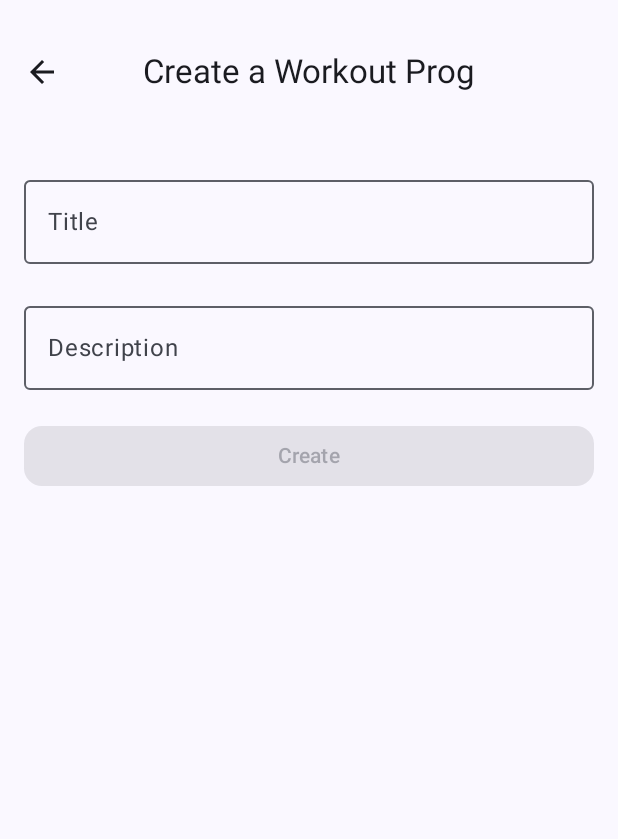
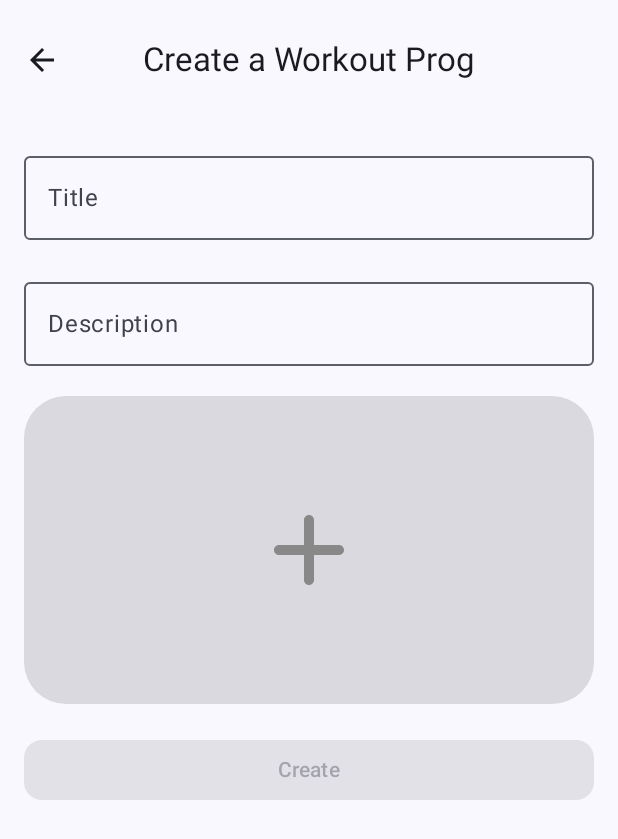
Before and after one commit to VeaceslavCucicovschii/Trainy_MVP, an Android app built with Jetpack Compose: the screen it shows after launch (MainActivity), after a tap on "Create a Workout Prog", on a phone screen of 412 x 824 dp. Shown: the top 839 px of the screen. Run offline under Robolectric (Android 15) with nearby library versions, the phone set to English and light mode, and no system bars; our stand-ins replace Room's generated code.

Commit message:
Added relationship one-to-many Item as one and ExerciseImage as many

```diff
--- a/app/build.gradle.kts
+++ b/app/build.gradle.kts
@@ -61,6 +61,8 @@ dependencies {
 
     implementation(libs.androidx.core.ktx)
     implementation(libs.androidx.lifecycle.runtime.ktx)
+    implementation(libs.activity)
+    implementation(libs.fragment)
     implementation(libs.androidx.activity.compose)
     implementation(platform(libs.androidx.compose.bom))
     implementation(libs.androidx.ui)
--- a/app/src/main/java/com/example/trainymvp/TrainyApp.kt
+++ b/app/src/main/java/com/example/trainymvp/TrainyApp.kt
@@ -12,10 +12,14 @@ import androidx.compose.material3.Text
 import androidx.compose.material3.TopAppBarScrollBehavior
 import androidx.compose.runtime.Composable
 import androidx.compose.ui.Modifier
+import androidx.compose.ui.graphics.Color
 import androidx.compose.ui.res.dimensionResource
 import androidx.compose.ui.res.stringResource
+import androidx.compose.ui.unit.dp
+import androidx.compose.ui.unit.em
 import androidx.navigation.NavHostController
 import androidx.navigation.compose.rememberNavController
+import com.example.compose.backgroundDark
 import com.example.trainymvp.navigation.TrainyNavHost
 
 /**
@@ -45,7 +49,8 @@ fun TrainyTopAppBar(
                 style = MaterialTheme.typography.titleLarge
             )
         },
-        modifier = modifier.padding(vertical = dimensionResource(id = R.dimen.padding_medium)),
+        expandedHeight = 80.dp,
+        modifier = modifier,
         scrollBehavior = scrollBehavior,
         navigationIcon = {
             if (canNavigateBack) {
--- a/app/src/main/java/com/example/trainymvp/data/ExerciseImageDao.kt
+++ b/app/src/main/java/com/example/trainymvp/data/ExerciseImageDao.kt
@@ -5,15 +5,16 @@ import androidx.room.Delete
 import androidx.room.Insert
 import androidx.room.OnConflictStrategy
 import androidx.room.Query
+import androidx.room.Transaction
 import androidx.room.Update
 import kotlinx.coroutines.flow.Flow
 
 @Dao
 interface ExerciseImageDao {
-    @Query("SELECT * from exercise_image ORDER BY item_id ASC")
+    @Query("SELECT * FROM exercise_image ORDER BY item_id ASC")
     fun getAllExerciseImage(): Flow<List<ExerciseImage>>
 
-    @Query("SELECT * from exercise_image WHERE exercise_image_id = :id")
+    @Query("SELECT * FROM exercise_image WHERE exercise_image_id = :id")
     fun getExerciseImage(id: Int): Flow<ExerciseImage>
 
     @Insert(onConflict = OnConflictStrategy.IGNORE)
@@ -24,4 +25,8 @@ interface ExerciseImageDao {
 
     @Delete
     suspend fun delete(exerciseImage: ExerciseImage)
+
+    @Transaction
+    @Query("SELECT * FROM items")
+    fun getWorkoutProgram(): Flow<List<WorkoutProgram>>
 }
--- a/app/src/main/java/com/example/trainymvp/data/ExerciseImageRepository.kt
+++ b/app/src/main/java/com/example/trainymvp/data/ExerciseImageRepository.kt
@@ -8,4 +8,5 @@ interface ExerciseImageRepository {
     suspend fun insertExerciseImage(exerciseImage: ExerciseImage)
     suspend fun deleteExerciseImage(exerciseImage: ExerciseImage)
     suspend fun updateExerciseImage(exerciseImage: ExerciseImage)
+    fun getWorkoutProgram(): Flow<List<WorkoutProgram>>
 }
--- a/app/src/main/java/com/example/trainymvp/data/ItemDao.kt
+++ b/app/src/main/java/com/example/trainymvp/data/ItemDao.kt
@@ -10,10 +10,10 @@ import kotlinx.coroutines.flow.Flow
 
 @Dao
 interface ItemDao {
-    @Query("SELECT * from items ORDER BY title ASC")
+    @Query("SELECT * FROM items ORDER BY title ASC")
     fun getAllItems(): Flow<List<Item>>
 
-    @Query("SELECT * from items WHERE item_id = :id")
+    @Query("SELECT * FROM items WHERE item_id = :id")
     fun getItem(id: Int): Flow<Item>
 
     @Insert(onConflict = OnConflictStrategy.IGNORE)
--- a/app/src/main/java/com/example/trainymvp/data/OfflineExerciseImageRepository.kt
+++ b/app/src/main/java/com/example/trainymvp/data/OfflineExerciseImageRepository.kt
@@ -8,4 +8,5 @@ class OfflineExerciseImageRepository(private val ExerciseImageDao: ExerciseImage
     override suspend fun insertExerciseImage(exerciseImage: ExerciseImage) = ExerciseImageDao.insert(exerciseImage)
     override suspend fun deleteExerciseImage(exerciseImage: ExerciseImage) = ExerciseImageDao.delete(exerciseImage)
     override suspend fun updateExerciseImage(exerciseImage: ExerciseImage) = ExerciseImageDao.update(exerciseImage)
+    override fun getWorkoutProgram(): Flow<List<WorkoutProgram>> = ExerciseImageDao.getWorkoutProgram()
 }
--- a/app/src/main/java/com/example/trainymvp/navigation/TrainyNavGraph.kt
+++ b/app/src/main/java/com/example/trainymvp/navigation/TrainyNavGraph.kt
@@ -2,7 +2,6 @@ package com.example.trainymvp.navigation
 
 import androidx.compose.runtime.Composable
 import androidx.compose.ui.Modifier
-import androidx.navigation.NavController
 import androidx.navigation.NavHostController
 import androidx.navigation.compose.NavHost
 import androidx.navigation.compose.composable
--- a/app/src/main/java/com/example/trainymvp/ui/home/HomeScreen.kt
+++ b/app/src/main/java/com/example/trainymvp/ui/home/HomeScreen.kt
@@ -2,7 +2,6 @@ package com.example.trainymvp.ui.home
 
 import androidx.compose.foundation.layout.Arrangement
 import androidx.compose.foundation.layout.Column
-import androidx.compose.foundation.layout.PaddingValues
 import androidx.compose.foundation.layout.fillMaxSize
 import androidx.compose.foundation.layout.padding
 import androidx.compose.foundation.layout.size
@@ -82,8 +81,10 @@ fun HomeScreen(
     ) { innerPadding ->
         HomeBody(
             itemList = homeUiState.itemList,
-            modifier = modifier.fillMaxSize(),
-            contentPadding = innerPadding,
+            modifier = modifier
+                .fillMaxSize()
+                .padding(innerPadding)
+            // contentPadding = innerPadding,
         )
     }
 }
@@ -92,7 +93,7 @@ fun HomeScreen(
 private fun HomeBody(
     itemList: List<Item>,
     modifier: Modifier = Modifier,
-    contentPadding: PaddingValues = PaddingValues(0.dp),
+    // contentPadding: PaddingValues = PaddingValues(0.dp),
 ) {
     Column(
         horizontalAlignment = Alignment.CenterHorizontally,
@@ -103,12 +104,12 @@ private fun HomeBody(
                 text = stringResource(R.string.no_item_description),
                 textAlign = TextAlign.Center,
                 style = MaterialTheme.typography.titleLarge,
-                modifier = Modifier.padding(contentPadding),
+                // modifier = Modifier.padding(contentPadding),
             )
         } else {
             InventoryList(
                 itemList = itemList,
-                contentPadding = contentPadding,
+                // contentPadding = contentPadding,
                 modifier = Modifier.padding(horizontal = dimensionResource(id = R.dimen.padding_large))
             )
         }
@@ -118,13 +119,13 @@ private fun HomeBody(
 @Composable
 private fun InventoryList(
     itemList: List<Item>,
-    contentPadding: PaddingValues,
+    // contentPadding: PaddingValues,
     modifier: Modifier = Modifier
 ) {
     LazyColumn(
         modifier = modifier,
         verticalArrangement = Arrangement.spacedBy(dimensionResource(id = R.dimen.padding_medium)),
-        contentPadding = contentPadding
+        // contentPadding = contentPadding
     ) {
         items(items = itemList, key = { it.itemId }) { item ->
             WPCard(item = item)
--- a/app/src/main/java/com/example/trainymvp/ui/item/WPEntryScreen.kt
+++ b/app/src/main/java/com/example/trainymvp/ui/item/WPEntryScreen.kt
@@ -1,15 +1,30 @@
 package com.example.trainymvp.ui.item
 
+import android.util.Log
+import androidx.activity.compose.rememberLauncherForActivityResult
+import androidx.activity.result.PickVisualMediaRequest
+import androidx.activity.result.contract.ActivityResultContracts
+import androidx.compose.foundation.Image
 import androidx.compose.foundation.layout.Arrangement
 import androidx.compose.foundation.layout.Column
 import androidx.compose.foundation.layout.calculateEndPadding
 import androidx.compose.foundation.layout.calculateStartPadding
 import androidx.compose.foundation.layout.fillMaxWidth
+import androidx.compose.foundation.layout.height
 import androidx.compose.foundation.layout.padding
+import androidx.compose.foundation.layout.size
 import androidx.compose.foundation.rememberScrollState
+import androidx.compose.foundation.shape.RoundedCornerShape
 import androidx.compose.foundation.verticalScroll
+import androidx.compose.material.icons.Icons
+import androidx.compose.material.icons.filled.AddCircle
+import androidx.compose.material.icons.rounded.Add
+import androidx.compose.material.icons.rounded.AddCircle
+import androidx.compose.material.icons.rounded.Edit
 import androidx.compose.material3.Button
+import androidx.compose.material3.ButtonDefaults
 import androidx.compose.material3.ExperimentalMaterial3Api
+import androidx.compose.material3.Icon
 import androidx.compose.material3.MaterialTheme
 import androidx.compose.material3.OutlinedTextField
 import androidx.compose.material3.Scaffold
@@ -17,10 +32,13 @@ import androidx.compose.material3.Text
 import androidx.compose.runtime.Composable
 import androidx.compose.runtime.rememberCoroutineScope
 import androidx.compose.ui.Modifier
+import androidx.compose.ui.graphics.Color
+import androidx.compose.ui.graphics.painter.Painter
 import androidx.compose.ui.platform.LocalLayoutDirection
 import androidx.compose.ui.res.dimensionResource
 import androidx.compose.ui.res.stringResource
 import androidx.compose.ui.tooling.preview.Preview
+import androidx.compose.ui.unit.dp
 import androidx.lifecycle.viewmodel.compose.viewModel
 import com.example.compose.AppTheme
 import com.example.trainymvp.R
@@ -112,6 +130,18 @@ fun ItemInputForm(
     enabled: Boolean = true,
     modifier: Modifier = Modifier
 ) {
+    // Registers a photo picker activity launcher in multi-select mode.
+    val pickMultipleImages = rememberLauncherForActivityResult(
+        ActivityResultContracts.PickMultipleVisualMedia()
+    ) { uris ->
+        // Callback is invoked after the user selects media items or closes the photo picker.
+        if (uris.isNotEmpty()) {
+            Log.d("PhotoPicker", "Number of items selected: ${uris.size}")
+        } else {
+            Log.d("PhotoPicker", "No media selected")
+        }
+    }
+
     Column (
         modifier = modifier,
         verticalArrangement = Arrangement.spacedBy(dimensionResource(id = R.dimen.padding_large))
@@ -132,6 +162,27 @@ fun ItemInputForm(
             enabled = enabled,
             singleLine = false
         )
+        Button(
+            onClick = {
+                pickMultipleImages.launch(
+                    PickVisualMediaRequest(ActivityResultContracts.PickVisualMedia.ImageOnly)
+                )
+            },
+            colors = ButtonDefaults.buttonColors(
+                contentColor = Color.Gray,
+                containerColor = MaterialTheme.colorScheme.surfaceDim
+            ),
+            shape = MaterialTheme.shapes.extraLarge,
+            modifier = Modifier
+                .fillMaxWidth()
+                .height(205.dp)
+        ) {
+            Icon(
+                imageVector = Icons.Rounded.Add,
+                contentDescription = stringResource(id = R.string.add_exercise_image),
+                modifier = Modifier.size(80.dp)
+            )
+        }
     }
 }
 
--- a/app/src/main/res/values/strings.xml
+++ b/app/src/main/res/values/strings.xml
@@ -9,4 +9,5 @@
     <string name="create_action">Create</string>
     <string name="wp_title_req">Title</string>
     <string name="wp_description_req">Description</string>
+    <string name="add_exercise_image">Add exercise image</string>
 </resources>
```
Also changed, not shown: app/src/main/java/com/example/trainymvp/data/ExerciseImage.kt (+12 -1 lines), app/src/main/java/com/example/trainymvp/ui/item/WPEntryViewModel.kt (+10 -0 lines), gradle/libs.versions.toml (+8 -4 lines).
